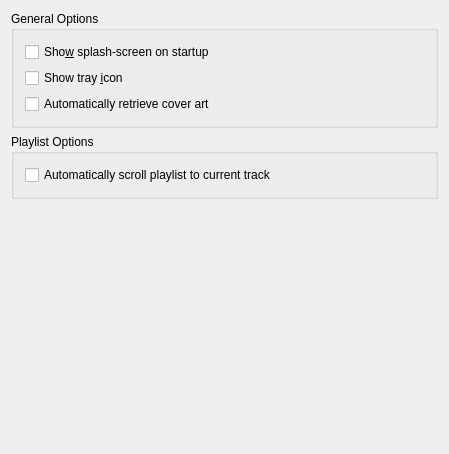
First picture: the form in src/configdialog/dialogs/GeneralConfig.ui, repository KDE/amarok, before the edit.
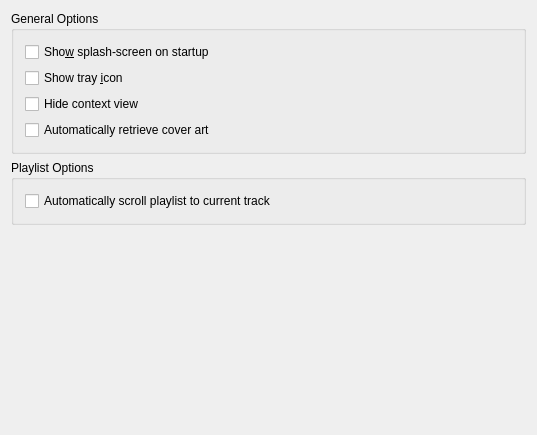
Second picture: the form after the edit.

Commit message: add Hide Context View option to general settings, as discussed at the sprint

```diff
--- a/src/configdialog/dialogs/GeneralConfig.ui
+++ b/src/configdialog/dialogs/GeneralConfig.ui
@@ -1,12 +1,12 @@
 <ui version="4.0" >
  <class>GeneralConfig</class>
- <widget class="QWidget" name="GeneralConfig" >
-  <property name="geometry" >
+ <widget class="QWidget" name="GeneralConfig">
+  <property name="geometry">
    <rect>
     <x>0</x>
     <y>0</y>
-    <width>449</width>
-    <height>454</height>
+    <width>537</width>
+    <height>429</height>
    </rect>
   </property>
   <layout class="QVBoxLayout" name="verticalLayout" >
@@ -15,10 +15,10 @@
      <property name="title" >
       <string>General Options</string>
      </property>
-     <layout class="QGridLayout" name="gridLayout" >
-      <item row="0" column="0" colspan="2" >
-       <widget class="QCheckBox" name="kcfg_ShowSplashscreen" >
-        <property name="toolTip" >
+     <layout class="QGridLayout" name="gridLayout">
+      <item row="0" column="0">
+       <widget class="QCheckBox" name="kcfg_ShowSplashscreen">
+        <property name="toolTip">
          <string>Check to enable the splashscreen during Amarok startup.</string>
         </property>
         <property name="whatsThis" >
@@ -42,13 +42,26 @@
         </property>
        </widget>
       </item>
-      <item row="2" column="0" colspan="2" >
-       <widget class="QCheckBox" name="kcfg_AutoGetCoverArt" >
-        <property name="text" >
+      <item row="3" column="0">
+       <widget class="QCheckBox" name="kcfg_AutoGetCoverArt">
+        <property name="text">
          <string>Automatically retrieve cover art</string>
         </property>
        </widget>
       </item>
+      <item row="2" column="0">
+       <widget class="QCheckBox" name="kcfg_HideContextView">
+        <property name="toolTip">
+         <string>Check to hide the context view.</string>
+        </property>
+        <property name="whatsThis">
+         <string>Check to hide the context view.</string>
+        </property>
+        <property name="text">
+         <string>Hide context view</string>
+        </property>
+       </widget>
+      </item>
      </layout>
     </widget>
    </item>
@@ -76,24 +89,17 @@
      <property name="sizeType" >
       <enum>QSizePolicy::MinimumExpanding</enum>
      </property>
-     <property name="sizeHint" stdset="0" >
+     <property name="sizeHint" stdset="0">
       <size>
-       <width>20</width>
-       <height>100</height>
+       <width>17</width>
+       <height>199</height>
       </size>
      </property>
     </spacer>
    </item>
   </layout>
  </widget>
- <layoutdefault spacing="6" margin="11" />
- <customwidgets>
-  <customwidget>
-   <class>KComboBox</class>
-   <extends>QComboBox</extends>
-   <header>kcombobox.h</header>
-  </customwidget>
- </customwidgets>
+ <layoutdefault spacing="6" margin="11"/>
  <includes>
   <include location="local" >kcombobox.h</include>
   <include location="local" >klineedit.h</include>
```
Left out of the diff: 48 changed lines with no effect on the pictures. The commit also changes 4 other files.
